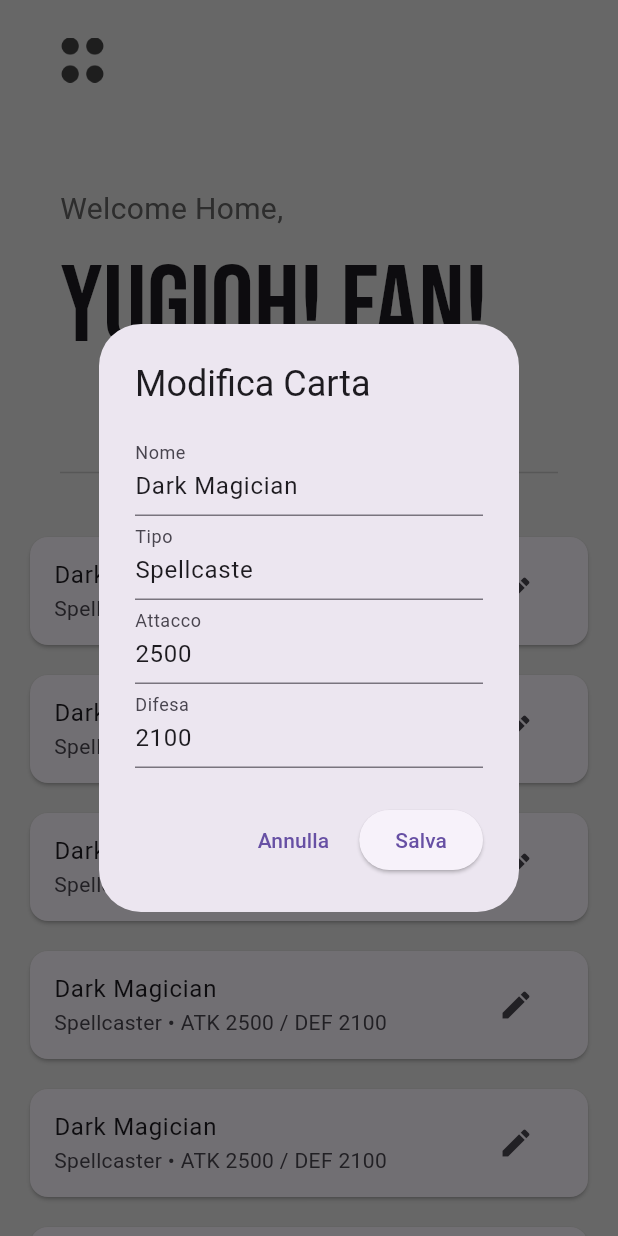
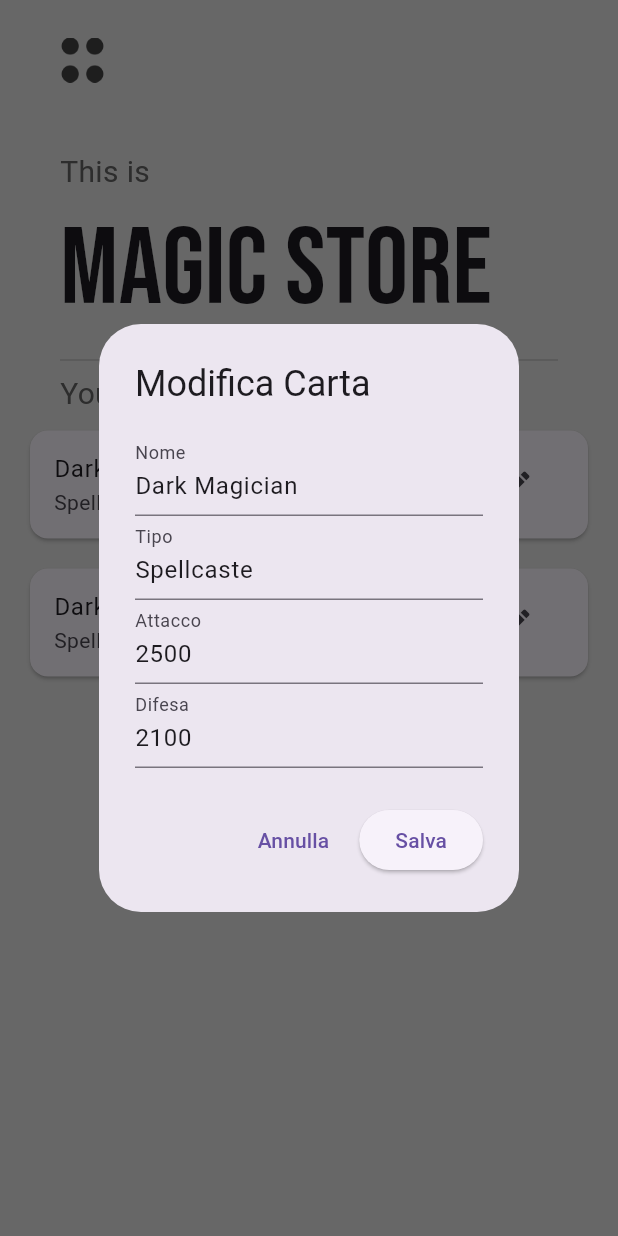
Before and after one commit to NicoMusli/LabEeM_2024-2025, a Flutter app: the screen it shows after launch, after a tap on the "edit" icon, on a phone screen of 412 x 824 dp. Run offline on Flutter 3.47's test engine with Material 3 defaults, Android fonts, the phone set to English and light mode, and no system bars; our stand-ins replace google_fonts.

Commit message:
Add JSON storage for game cards
This commit introduces a system for storing and retrieving game card data using JSON files.

Key changes:

- **`storage.json`:** Added a JSON file in `lib/assets/` to store the initial card data.
- **`StorageService.dart`:** Created a new service in `lib/utils/` to handle reading from and writing to the local JSON file. This service will copy the initial data from assets if the local file doesn't exist.
- **`pubspec.yaml`:**
    - Updated project description.
    - Added `path_provider` dependency for accessing the application's documents directory.
    - Included `lib/assets/storage.json` in the assets.
- **`home_page.dart`:**
    - Modified to load card data from the local JSON file on initialization.
    - Implemented functionality to save changes to cards back to the local JSON file.
    - Removed hardcoded card data.
    - Updated UI text for clarity.
    - Ensured the card list view displays a loading indicator while data is being fetched.

```diff
--- /dev/null
+++ b/Mobile/lib/assets/storage.json
@@ -0,0 +1,16 @@
+[
+  {
+    "name": "Dark Magician",
+    "type": "Spellcaste",
+    "attack": 2500,
+    "defense": 2100,
+    "imagePath": "lib/images/dark_magician.png"
+  },
+  {
+    "name": "Dark Magician",
+    "type": "Spellcaster",
+    "attack": 2500,
+    "defense": 2100,
+    "imagePath": "lib/images/dark_magician.png"
+  }
+]
--- a/Mobile/lib/pages/home_page.dart
+++ b/Mobile/lib/pages/home_page.dart
@@ -1,7 +1,10 @@
+import 'dart:convert';
+import 'dart:io';
 import 'package:flutter/material.dart';
+import 'package:flutter/services.dart';
 import 'package:google_fonts/google_fonts.dart';
+import 'package:path_provider/path_provider.dart';
 import 'package:polibaproject/utils/CardWidget.dart';
-
 import '../utils/GameCard.dart';
 
 class HomePage extends StatefulWidget {
@@ -10,10 +13,43 @@
   @override
   _HomePageState createState() => _HomePageState();
 }
+
 class _HomePageState extends State<HomePage> {
-
   final double horizontalPadding = 40.0;
   final double verticalPadding = 25.0;
+
+  List<GameCard> cards = [];
+
+  @override
+  void initState() {
+    super.initState();
+    loadCards();
+  }
+
+  Future<void> loadCards() async {
+    final file = await _getLocalFile();
+    if (!(await file.exists())) {
+      final assetData = await rootBundle.loadString('lib/assets/storage.json');
+      await file.writeAsString(assetData);
+    }
+
+    final jsonString = await file.readAsString();
+    final List<dynamic> jsonList = json.decode(jsonString);
+    setState(() {
+      cards = jsonList.map((e) => GameCard.fromJson(e)).toList();
+    });
+  }
+
+  Future<void> saveCards() async {
+    final file = await _getLocalFile();
+    final jsonString = jsonEncode(cards.map((e) => e.toJson()).toList());
+    await file.writeAsString(jsonString);
+  }
+
+  Future<File> _getLocalFile() async {
+    final dir = await getApplicationDocumentsDirectory();
+    return File('${dir.path}/assets.json');
+  }
 
   void _showEditDialog(BuildContext context, GameCard card, int index) {
     final nameController = TextEditingController(text: card.name);
@@ -50,6 +86,7 @@
                     imagePath: card.imagePath,
                   );
                 });
+                saveCards();
                 Navigator.pop(context);
               },
             ),
@@ -59,73 +96,6 @@
     );
   }
 
-  List<GameCard> cards = [
-      GameCard(
-      name: 'Dark Magician',
-      type: 'Spellcaste',
-      attack: 2500,
-      defense: 2100,
-      imagePath: 'lib/images/dark_magician.png',
-    ),
-    GameCard(
-      name: 'Dark Magician',
-      type: 'Spellcaster',
-      attack: 2500,
-      defense: 2100,
-      imagePath: 'lib/images/dark_magician.png',
-    ),
-    GameCard(
-      name: 'Dark Magician',
-      type: 'Spellcaster',
-      attack: 2500,
-      defense: 2100,
-      imagePath: 'lib/images/dark_magician.png',
-    ),
-    GameCard(
-      name: 'Dark Magician',
-      type: 'Spellcaster',
-      attack: 2500,
-      defense: 2100,
-      imagePath: 'lib/images/dark_magician.png',
-    ),
-    GameCard(
-      name: 'Dark Magician',
-      type: 'Spellcaster',
-      attack: 2500,
-      defense: 2100,
-      imagePath: 'lib/images/dark_magician.png',
-    ),
-    GameCard(
-      name: 'Dark Magician',
-      type: 'Spellcaster',
-      attack: 2500,
-      defense: 2100,
-      imagePath: 'lib/images/dark_magician.png',
-    ),
-    GameCard(
-      name: 'Dark Magician',
-      type: 'Spellcaster',
-      attack: 2500,
-      defense: 2100,
-      imagePath: 'lib/images/dark_magician.png',
-    ),
-    GameCard(
-      name: 'Dark Magician',
-      type: 'Spellcaster',
-      attack: 2500,
-      defense: 2100,
-      imagePath: 'lib/images/dark_magician.png',
-    ),
-    GameCard(
-      name: 'Dark Magician',
-      type: 'Spellcaster',
-      attack: 2500,
-      defense: 2100,
-      imagePath: 'lib/images/dark_magician.png',
-    ),
-
-  ];
-
   @override
   Widget build(BuildContext context) {
     return Scaffold(
@@ -133,50 +103,51 @@
       body: SafeArea(
         child: Column(
           crossAxisAlignment: CrossAxisAlignment.start,
-          mainAxisAlignment: MainAxisAlignment.start,
           children: [
             Padding(
-            padding: EdgeInsets.symmetric(horizontal: horizontalPadding,vertical: verticalPadding),
-            child: Row(children: [
-              Image.asset(
-                  'lib/icons/points.png',
-                  height: 30,
-                  color: Colors.grey[800]),
-            ],),
+              padding: EdgeInsets.symmetric(horizontal: horizontalPadding, vertical: verticalPadding),
+              child: Row(
+                children: [
+                  Image.asset('lib/icons/points.png', height: 30, color: Colors.grey[800]),
+                ],
+              ),
             ),
             const SizedBox(height: 20),
-
             Padding(
-            padding: EdgeInsets.symmetric(horizontal: horizontalPadding, vertical: verticalPadding),
+              padding: EdgeInsets.symmetric(horizontal: horizontalPadding),
               child: Column(
                 crossAxisAlignment: CrossAxisAlignment.start,
                 children: [
-                Text("Welcome Home,", style: TextStyle(fontSize: 20, color: Colors.grey[700]),),
-                Text("YuGiOh! FAN!", style: GoogleFonts.bebasNeue(fontSize: 72),)
+                  Text("This is", style: TextStyle(fontSize: 20, color: Colors.grey[700])),
+                  Text("MAGIC STORE", style: GoogleFonts.bebasNeue(fontSize: 72)),
                 ],
               ),
             ),
-
             Padding(
-            padding: EdgeInsets.symmetric(horizontal: horizontalPadding, vertical: verticalPadding),
+              padding: EdgeInsets.symmetric(horizontal: horizontalPadding),
               child: Divider(color: Colors.grey[400], thickness: 1),
             ),
+            Padding(
+              padding: EdgeInsets.symmetric(horizontal: horizontalPadding),
+              child: Text("Your cards:", style: TextStyle(fontSize: 20, color: Colors.grey[700])),
+            ),
             Expanded(
-              child: ListView.builder(
+              child: cards.isEmpty
+                  ? Center(child: CircularProgressIndicator())
+                  : ListView.builder(
                 itemCount: cards.length,
                 itemBuilder: (context, index) {
                   final card = cards[index];
                   return CardWidget(
                     card: card,
-                    onEdit: () {
-                      _showEditDialog(context, card, index);
-                    },
+                    onEdit: () => _showEditDialog(context, card, index),
                   );
                 },
               ),
             ),
           ],
-      ),)
+        ),
+      ),
     );
   }
 }
--- /dev/null
+++ b/Mobile/lib/utils/StorageService.dart
@@ -0,0 +1,39 @@
+import 'dart:convert';
+import 'dart:io';
+import 'package:path_provider/path_provider.dart';
+import 'package:flutter/services.dart';
+
+class StorageService {
+  Future<String> get _localPath async {
+    final directory = await getApplicationDocumentsDirectory();
+    return directory.path;
+  }
+
+  Future<File> get _localFile async {
+    final path = await _localPath;
+    return File('$path/assets.json');
+  }
+
+  Future<Map<String, dynamic>> readJson() async {
+    try {
+      final file = await _localFile;
+
+      if (!await file.exists()) {
+        // Copy from assets if first time
+        final data = await rootBundle.loadString('assets/assets.json');
+        await file.writeAsString(data);
+      }
+
+      final contents = await file.readAsString();
+      return json.decode(contents);
+    } catch (e) {
+      print("Read error: $e");
+      return {};
+    }
+  }
+
+  Future<void> writeJson(Map<String, dynamic> data) async {
+    final file = await _localFile;
+    await file.writeAsString(json.encode(data));
+  }
+}
--- a/Mobile/pubspec.yaml
+++ b/Mobile/pubspec.yaml
@@ -1,5 +1,5 @@
 name: polibaproject
-description: "A new Flutter project."
+description: "Embedded and mobile lab"
 # The following line prevents the package from being accidentally published to
 # pub.dev using `flutter pub publish`. This is preferred for private packages.
 publish_to: 'none' # Remove this line if you wish to publish to pub.dev
@@ -35,6 +35,7 @@
   # Use with the CupertinoIcons class for iOS style icons.
   cupertino_icons: ^1.0.8
   google_fonts: ^4.0.4
+  path_provider: ^2.1.5
 
 dev_dependencies:
   flutter_test:
@@ -61,6 +62,7 @@
   # To add assets to your application, add an assets section, like this:
   assets:
     - lib/icons/
+    - lib/assets/storage.json
   #   - images/a_dot_ham.jpeg
 
   # An image asset can refer to one or more resolution-specific "variants", see
```
Lines whose indentation alone changed are shown as unchanged.
